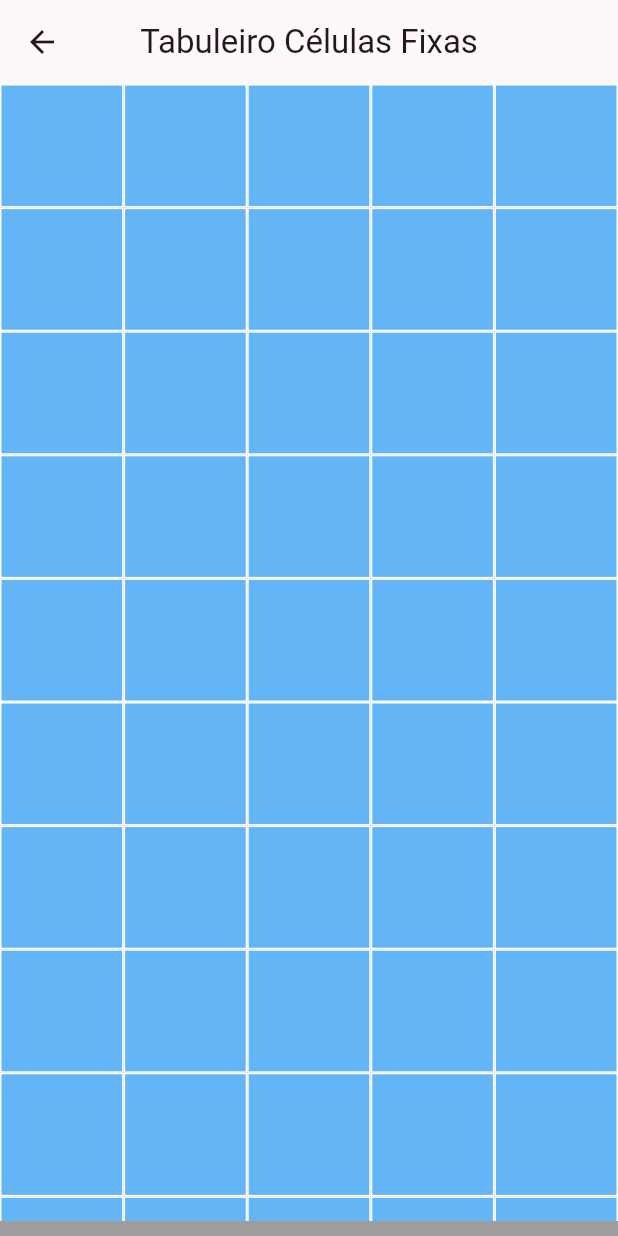
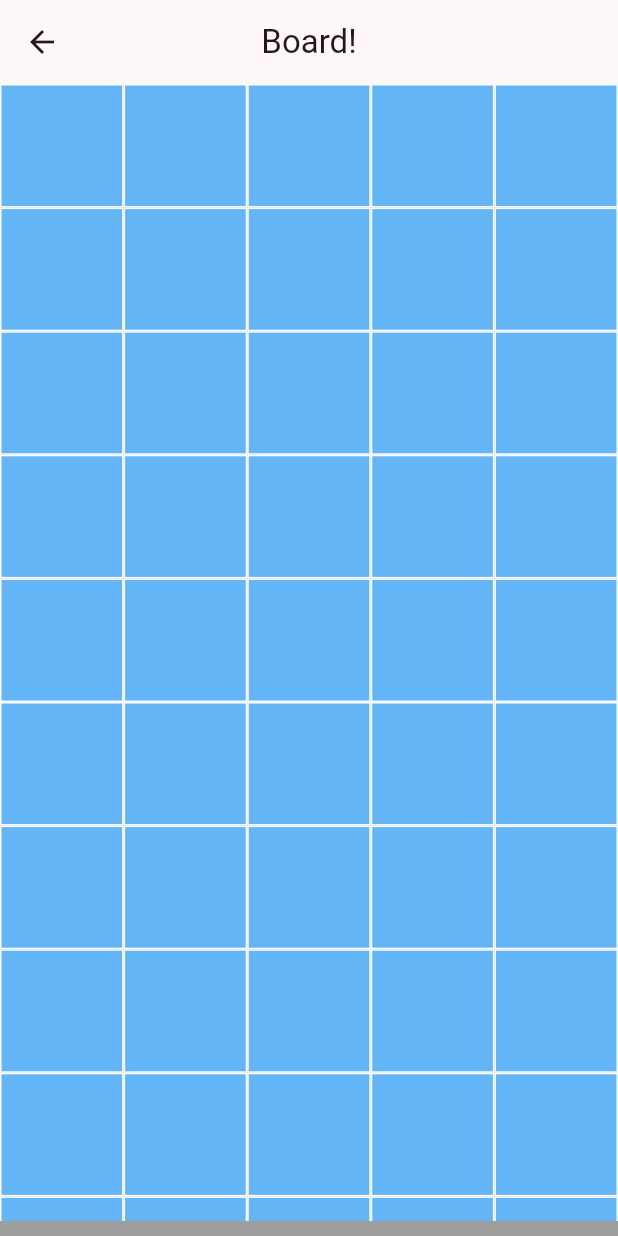
Before and after one commit to juliano-mesquita/408T-2025-S2-MINESWEEPER, a Flutter app: the GamePage screen opened directly, on a phone screen of 412 x 824 dp. Run offline on Flutter 3.47's test engine with Material 3 defaults, Android fonts, the phone set to English and light mode, and no system bars.

Commit message:
refactor: Variaveis alteradas para ingles e troca do menu para localizations

```diff
--- a/lib/l10n/app_en.arb
+++ b/lib/l10n/app_en.arb
@@ -7,6 +7,7 @@
 
   "btnStartGame": "Start game!",
   "btnSettings": "Game Settings!",
-  "btnRankings": "Game Rankings!"
+  "btnRankings": "Game Rankings!",
+  "titleBoard": "Board!"
 
 }
--- a/lib/l10n/app_localizations.dart
+++ b/lib/l10n/app_localizations.dart
@@ -121,6 +121,12 @@ abstract class AppLocalizations {
   /// In en, this message translates to:
   /// **'Game Rankings!'**
   String get btnRankings;
+
+  /// No description provided for @titleBoard.
+  ///
+  /// In en, this message translates to:
+  /// **'Board!'**
+  String get titleBoard;
 }
 
 class _AppLocalizationsDelegate
--- a/lib/l10n/app_localizations_en.dart
+++ b/lib/l10n/app_localizations_en.dart
@@ -19,4 +19,7 @@ class AppLocalizationsEn extends AppLocalizations {
 
   @override
   String get btnRankings => 'Game Rankings!';
+
+  @override
+  String get titleBoard => 'Board!';
 }
--- a/lib/l10n/app_localizations_pt.dart
+++ b/lib/l10n/app_localizations_pt.dart
@@ -19,4 +19,7 @@ class AppLocalizationsPt extends AppLocalizations {
 
   @override
   String get btnRankings => 'Rankings!';
+
+  @override
+  String get titleBoard => 'Tabuleiro!';
 }
--- a/lib/l10n/app_pt.arb
+++ b/lib/l10n/app_pt.arb
@@ -3,5 +3,6 @@
     "titleGameMenu": "Menu do jogo!",
     "btnStartGame": "Inicio do jogo!",
     "btnSettings": "Configurações!",
-    "btnRankings": "Rankings!"
+    "btnRankings": "Rankings!",
+    "titleBoard": "Tabuleiro!"
 }
--- a/lib/pages/game_page.dart
+++ b/lib/pages/game_page.dart
@@ -1,4 +1,6 @@
 import 'package:flutter/material.dart';
+import 'package:flutter_localizations/flutter_localizations.dart';
+import 'package:minesweeper/l10n/app_localizations.dart';
 
 class GamePage extends StatefulWidget {
   const GamePage({super.key});
@@ -13,10 +15,7 @@ class GamePageState extends State<GamePage> {
   @override
   Widget build(BuildContext context) {
     return Scaffold(
-      appBar: AppBar(
-        title: const Text("Tabuleiro Células Fixas"),
-        centerTitle: true,
-      ),
+       appBar: AppBar(title: Text(AppLocalizations.of(context)!.titleBoard), centerTitle: true),
       body: LayoutBuilder(
         builder: (context, constraints) {
           double bottomPadding = 10;
@@ -24,10 +23,10 @@ class GamePageState extends State<GamePage> {
           double availableWidth = constraints.maxWidth;
           double availableHeight = constraints.maxHeight - bottomPadding;
 
-          int colunas = (availableWidth / cellSize).floor();
-          int linhas = (availableHeight / cellSize).floor();
+          int columns = (availableWidth / cellSize).floor();
+          int lines = (availableHeight / cellSize).floor();
 
-          int totalCelas = linhas * colunas;
+          int totalCells = lines * columns;
 
           return Padding(
             padding: EdgeInsets.only(bottom: bottomPadding),
@@ -35,10 +34,10 @@ class GamePageState extends State<GamePage> {
               padding: EdgeInsets.zero,
               physics: const NeverScrollableScrollPhysics(),
               gridDelegate: SliverGridDelegateWithFixedCrossAxisCount(
-                crossAxisCount: colunas,
+                crossAxisCount: columns,
                 childAspectRatio: 1.0,
               ),
-              itemCount: totalCelas,
+              itemCount: totalCells,
               itemBuilder: (context, index) {
                 return Container(
                   decoration: BoxDecoration(
```
